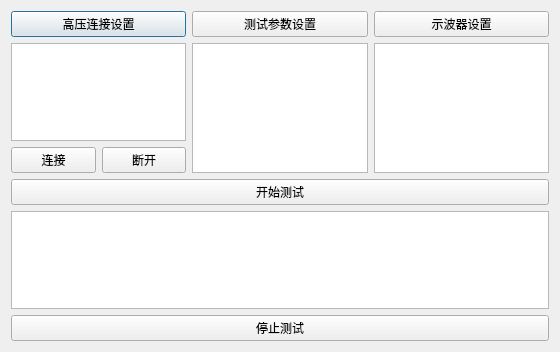
Qt form main_dialog.ui (curious-heart/X-exposer-tool) before a commit.
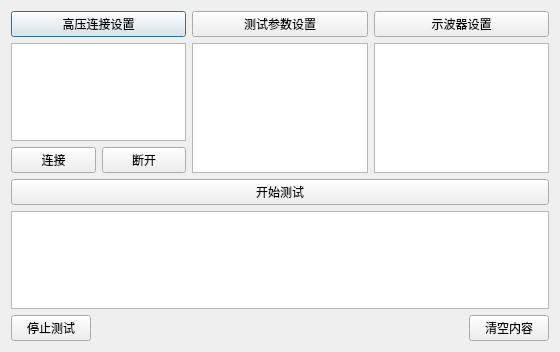
The same form after that commit.

Commit message: Add clear button for test info display box.

Patch:
```diff
--- a/main_dialog.ui
+++ b/main_dialog.ui
@@ -141,11 +141,35 @@
     </widget>
    </item>
    <item>
+    <layout class="QHBoxLayout" name="horizontalLayout_3">
+     <item>
     <widget class="QPushButton" name="stopTestBtn">
      <property name="text">
       <string>停止测试</string>
      </property>
     </widget>
+     </item>
+     <item>
+      <spacer name="horizontalSpacer">
+       <property name="orientation">
+        <enum>Qt::Horizontal</enum>
+       </property>
+       <property name="sizeHint" stdset="0">
+        <size>
+         <width>40</width>
+         <height>20</height>
+        </size>
+       </property>
+      </spacer>
+     </item>
+     <item>
+      <widget class="QPushButton" name="clearTestInfoBtn">
+       <property name="text">
+        <string>清空内容</string>
+       </property>
+      </widget>
+     </item>
+    </layout>
    </item>
   </layout>
  </widget>
```
Lines whose indentation alone changed are shown as unchanged. The commit also changes 2 other files.
